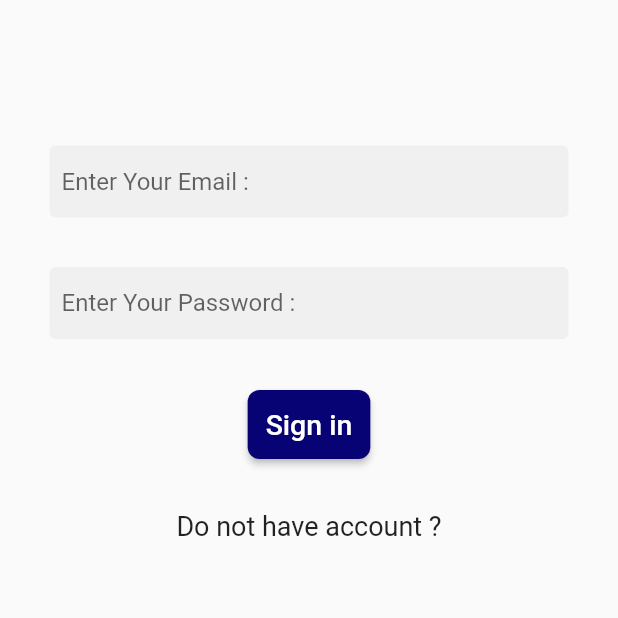
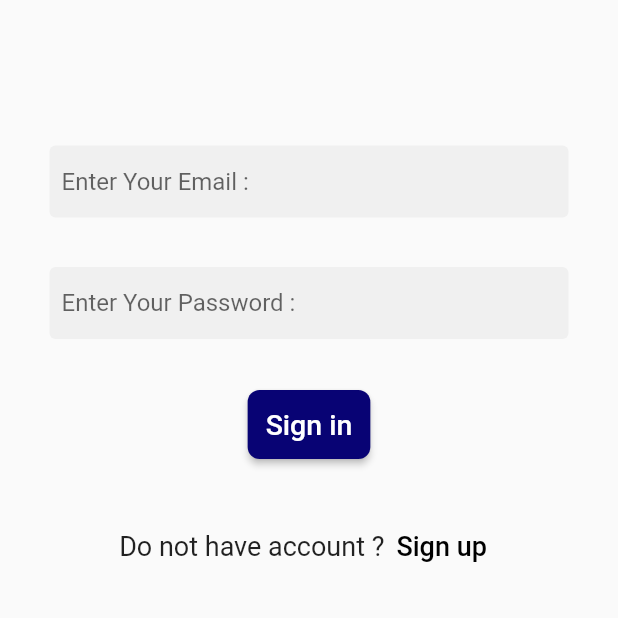
Before and after one commit to OsamaMohammadAbdalaziz/Shoes_Store_app, a Flutter app: the screen it shows after launch, on a phone screen of 412 x 824 dp, the top half of it. Run offline on Flutter 3.47's test engine with Material 2 defaults, Android fonts, the phone set to English and light mode, and no system bars.

Commit message:
onPressed,child in TextButton

```diff
--- a/lib/Pages/Login.dart
+++ b/lib/Pages/Login.dart
@@ -59,6 +59,10 @@ class Login extends StatelessWidget {
                 children: [
                   Text("Do not have account ?",
                   style: TextStyle(fontSize: 18)),
+                  TextButton(
+                    onPressed: (){},
+                    child: Text("Sign up",
+                    style: TextStyle(color: Colors.black, fontSize: 18))),
                 ],
               ),
             ],
```
